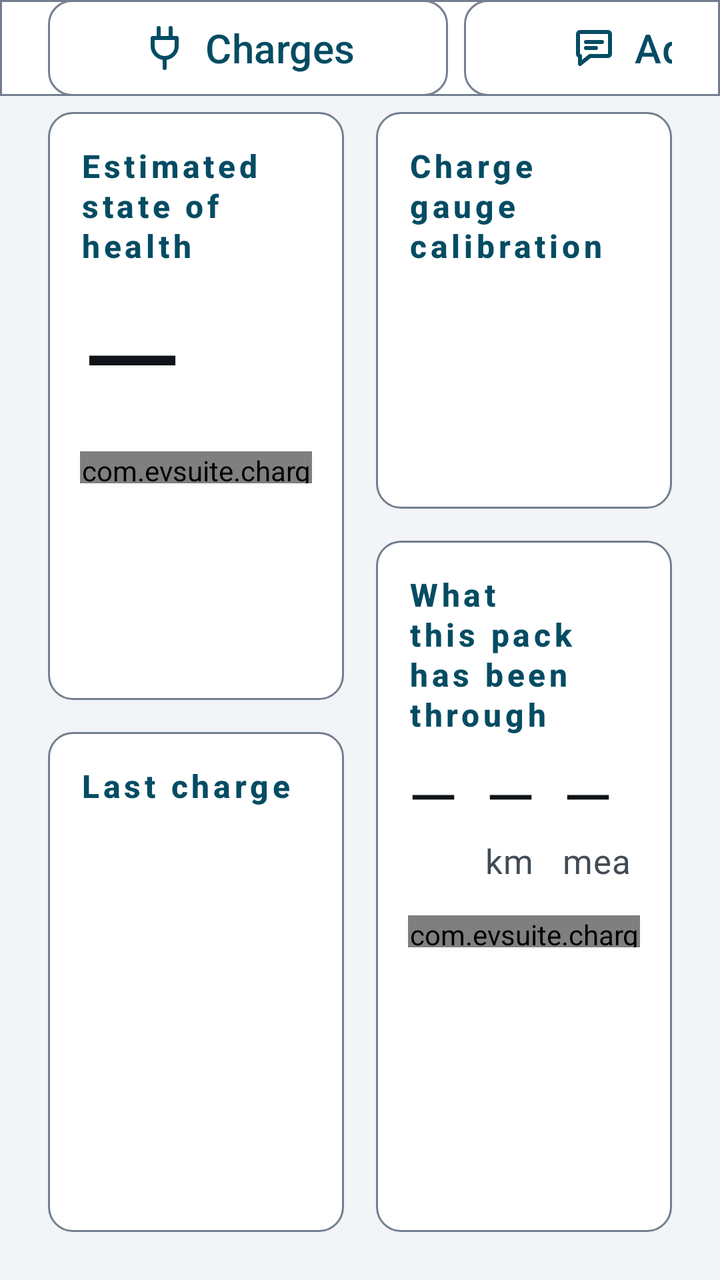
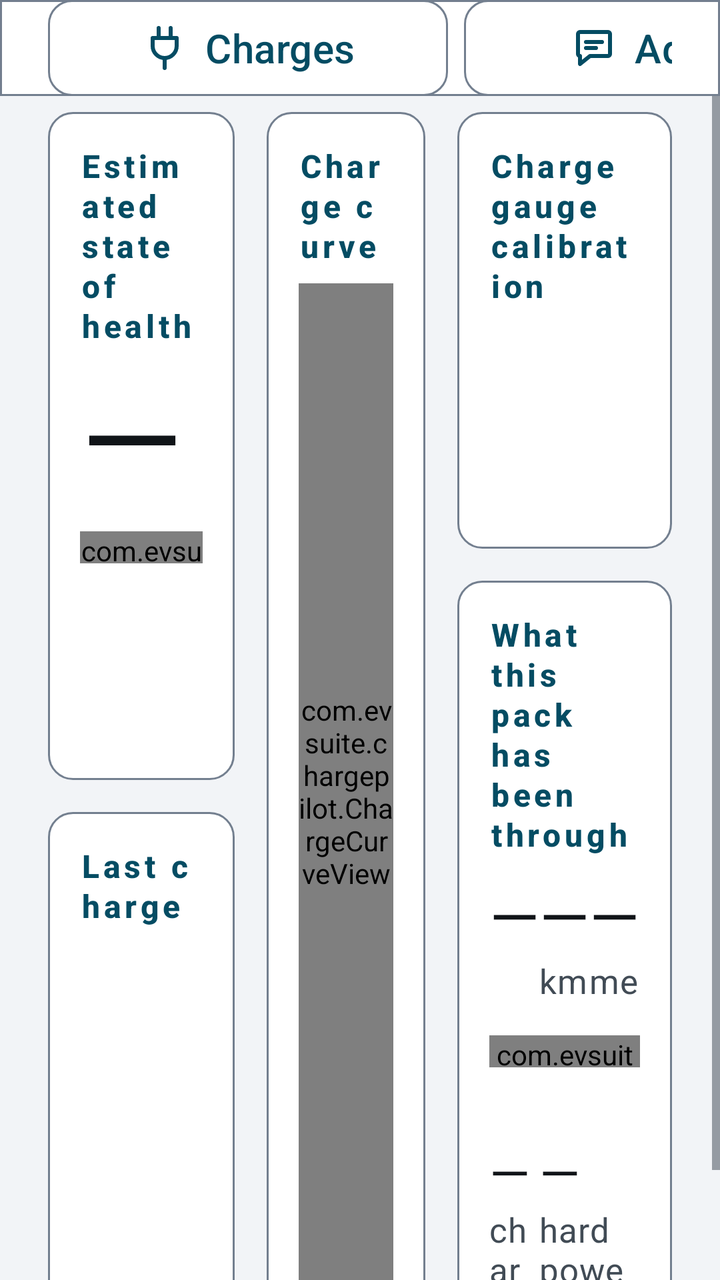

Before-and-after screenshots of an Android layout around one commit, followed by the original layout XML and the change that was made.
<!-- AndroidManifest.xml: application theme Theme.EVChargePilot -->
<!-- res/layout/activity_battery_health.xml -->
<?xml version="1.0" encoding="utf-8"?>
<LinearLayout xmlns:android="http://schemas.android.com/apk/res/android"
    xmlns:app="http://schemas.android.com/apk/res-auto"
    android:layout_width="match_parent"
    android:layout_height="match_parent"
    android:orientation="vertical">

    <LinearLayout
        android:layout_width="match_parent"
        android:layout_height="@dimen/chargepilot_bar_height"
        android:background="@drawable/bg_topbar"
        android:gravity="center_vertical"
        android:orientation="horizontal"
        android:paddingStart="@dimen/spacing_lg"
        android:paddingEnd="@dimen/spacing_lg">

        <include
            layout="@layout/view_primary_navigation"
            android:layout_width="0dp"
            android:layout_height="match_parent"
            android:layout_weight="1" />

        <com.google.android.material.button.MaterialButton
            android:id="@+id/chargeHistoryAction"
            style="@style/Widget.EVChargePilot.Button.OutlinedIcon"
            android:layout_width="wrap_content"
            android:layout_height="match_parent"
            android:contentDescription="@string/charge_history_open"
            android:minWidth="200dp"
            android:text="@string/battery_action_charges"
            app:icon="@drawable/ic_action_charges" />

        <com.google.android.material.button.MaterialButton
            android:id="@+id/adviceHistoryAction"
            style="@style/Widget.EVChargePilot.Button.OutlinedIcon"
            android:layout_width="wrap_content"
            android:layout_height="match_parent"
            android:layout_marginStart="@dimen/spacing_sm"
            android:contentDescription="@string/advice_history_open"
            android:minWidth="200dp"
            android:text="@string/battery_action_advice"
            app:icon="@drawable/ic_action_advice" />
    </LinearLayout>

    
    <ScrollView
        android:layout_width="match_parent"
        android:layout_height="0dp"
        android:layout_weight="1"
        android:fillViewport="true">

    <LinearLayout
        android:layout_width="match_parent"
        android:layout_height="wrap_content"
        android:baselineAligned="false"
        android:orientation="horizontal"
        android:paddingStart="@dimen/spacing_lg"
        android:paddingTop="@dimen/chargepilot_bar_gap"
        android:paddingEnd="@dimen/spacing_lg"
        android:paddingBottom="@dimen/spacing_lg">

        <LinearLayout
            android:layout_width="0dp"
            android:layout_height="match_parent"
            android:layout_weight="1"
            android:orientation="vertical">

            
            <LinearLayout
                android:layout_width="match_parent"
                android:layout_height="wrap_content"
                android:background="@drawable/bg_card"
                android:orientation="vertical"
                android:padding="@dimen/spacing_md">

                <TextView
                    style="@style/Text.EV.ReadoutLabel"
                    android:text="@string/battery_health_state_of_health" />

                
                <TextView
                    android:id="@+id/healthValue"
                    style="@style/Text.EVChargePilot.Hero"
                    android:layout_height="88dp"
                    android:layout_weight="0"
                    android:text="@string/value_unavailable" />

                <com.evsuite.chargepilot.BarGaugeView
                    android:id="@+id/healthBar"
                    android:layout_width="match_parent"
                    android:layout_height="16dp"
                    android:layout_marginTop="@dimen/spacing_xs"
                    android:importantForAccessibility="no" />

                <TextView
                    android:id="@+id/healthTrend"
                    android:layout_width="match_parent"
                    android:layout_height="wrap_content"
                    android:layout_marginTop="@dimen/spacing_sm"
                    android:textAppearance="@style/Text.EV.Body" />

                <TextView
                    android:id="@+id/healthEvidence"
                    android:layout_width="match_parent"
                    android:layout_height="wrap_content"
                    android:layout_marginTop="@dimen/spacing_xs"
                    android:textAppearance="@style/Text.EV.Secondary" />

                <TextView
                    android:id="@+id/applyStatus"
                    android:layout_width="match_parent"
                    android:layout_height="wrap_content"
                    android:layout_marginTop="@dimen/spacing_sm"
                    android:textAppearance="@style/Text.EV.Secondary" />

                <com.google.android.material.button.MaterialButton
                    android:id="@+id/applyAction"
                    style="@style/Widget.EV.Button.Outlined"
                    android:layout_width="wrap_content"
                    android:layout_height="@dimen/touch_target"
                    android:layout_marginTop="@dimen/spacing_xs"
                    android:insetTop="0dp"
                    android:insetBottom="0dp"
                    android:maxWidth="880dp"
                    android:text="@string/battery_health_apply"
                    android:visibility="gone" />
            </LinearLayout>

            
            <LinearLayout
                android:layout_width="match_parent"
                android:layout_height="0dp"
                android:layout_marginTop="@dimen/spacing_md"
                android:layout_weight="1"
                android:background="@drawable/bg_card"
                android:orientation="vertical"
                android:padding="@dimen/spacing_md">

                <TextView
                    style="@style/Text.EV.ReadoutLabel"
                    android:text="@string/battery_last_charge_title" />

                
                <TextView
                    android:id="@+id/chargeLive"
                    android:layout_width="match_parent"
                    android:layout_height="wrap_content"
                    android:layout_marginTop="@dimen/spacing_sm"
                    android:textAppearance="@style/Text.EV.Body"
                    android:visibility="gone" />

                
                <TextView
                    android:id="@+id/chargeRange"
                    android:layout_width="wrap_content"
                    android:layout_height="wrap_content"
                    android:layout_marginTop="@dimen/spacing_xs"
                    android:fontFeatureSettings="tnum"
                    android:maxLines="1"
                    android:textAppearance="@style/Text.EV.Display"
                    android:visibility="gone" />

                <com.evsuite.chargepilot.BarGaugeView
                    android:id="@+id/chargeBar"
                    android:layout_width="match_parent"
                    android:layout_height="16dp"
                    android:layout_marginTop="@dimen/spacing_xs"
                    android:importantForAccessibility="no"
                    android:visibility="gone" />

                <TextView
                    android:id="@+id/chargeFacts"
                    android:layout_width="match_parent"
                    android:layout_height="wrap_content"
                    android:layout_marginTop="@dimen/spacing_sm"
                    android:textAppearance="@style/Text.EV.Body" />
            </LinearLayout>
        </LinearLayout>

        <LinearLayout
            android:layout_width="0dp"
            android:layout_height="match_parent"
            android:layout_marginStart="@dimen/spacing_md"
            android:layout_weight="1"
            android:orientation="vertical">

            <LinearLayout
                android:layout_width="match_parent"
                android:layout_height="wrap_content"
                android:background="@drawable/bg_card"
                android:orientation="vertical"
                android:padding="@dimen/spacing_md">

                <TextView
                    style="@style/Text.EV.ReadoutLabel"
                    android:text="@string/battery_health_calibration" />

                
                <LinearLayout
                    android:layout_width="match_parent"
                    android:layout_height="wrap_content"
                    android:layout_marginTop="@dimen/spacing_xs"
                    android:gravity="center_vertical"
                    android:orientation="horizontal">

                    <TextView
                        android:id="@+id/calibrationIcon"
                        android:layout_width="wrap_content"
                        android:layout_height="wrap_content"
                        android:importantForAccessibility="no"
                        android:textAppearance="@style/Text.EV.Display" />

                    <TextView
                        android:id="@+id/calibrationState"
                        android:layout_width="0dp"
                        android:layout_height="wrap_content"
                        android:layout_marginStart="@dimen/spacing_sm"
                        android:layout_weight="1"
                        android:maxLines="1"
                        android:textAppearance="@style/Text.EV.Title" />
                </LinearLayout>

                <TextView
                    android:id="@+id/calibrationVerdict"
                    android:layout_width="match_parent"
                    android:layout_height="wrap_content"
                    android:layout_marginTop="@dimen/spacing_xs"
                    android:textAppearance="@style/Text.EV.Body" />

                <TextView
                    android:id="@+id/calibrationFacts"
                    android:layout_width="match_parent"
                    android:layout_height="wrap_content"
                    android:layout_marginTop="@dimen/spacing_xs"
                    android:textAppearance="@style/Text.EV.Secondary" />
            </LinearLayout>

            <LinearLayout
                android:layout_width="match_parent"
                android:layout_height="0dp"
                android:layout_marginTop="@dimen/spacing_md"
                android:layout_weight="1"
                android:background="@drawable/bg_card"
                android:orientation="vertical"
                android:padding="@dimen/spacing_md">

                <TextView
                    style="@style/Text.EV.ReadoutLabel"
                    android:text="@string/battery_health_exposure" />

                
                <LinearLayout
                    android:layout_width="match_parent"
                    android:layout_height="wrap_content"
                    android:layout_marginTop="@dimen/spacing_sm"
                    android:baselineAligned="false"
                    android:orientation="horizontal">

                    <LinearLayout android:layout_width="0dp" android:layout_height="wrap_content" android:layout_weight="1" android:orientation="vertical">
                        <TextView android:id="@+id/cyclesValue" android:layout_width="wrap_content" android:layout_height="wrap_content" android:fontFeatureSettings="tnum" android:maxLines="1" android:text="@string/value_unavailable" android:textAppearance="@style/Text.EV.Display" />
                        <TextView android:id="@+id/cyclesLabel" android:layout_width="wrap_content" android:layout_height="wrap_content" android:textAppearance="@style/Text.EV.Secondary" />
                    </LinearLayout>

                    <LinearLayout android:layout_width="0dp" android:layout_height="wrap_content" android:layout_weight="1" android:orientation="vertical">
                        <TextView android:id="@+id/kmPerCycleValue" android:layout_width="wrap_content" android:layout_height="wrap_content" android:fontFeatureSettings="tnum" android:maxLines="1" android:text="@string/value_unavailable" android:textAppearance="@style/Text.EV.Display" />
                        <TextView android:layout_width="wrap_content" android:layout_height="wrap_content" android:maxLines="1" android:text="@string/battery_health_exposure_km_label" android:textAppearance="@style/Text.EV.Secondary" />
                    </LinearLayout>

                    <LinearLayout android:layout_width="0dp" android:layout_height="wrap_content" android:layout_weight="1" android:orientation="vertical">
                        <TextView android:id="@+id/meanSocValue" android:layout_width="wrap_content" android:layout_height="wrap_content" android:fontFeatureSettings="tnum" android:maxLines="1" android:text="@string/value_unavailable" android:textAppearance="@style/Text.EV.Display" />
                        <TextView android:layout_width="wrap_content" android:layout_height="wrap_content" android:maxLines="1" android:text="@string/battery_health_exposure_mean_label" android:textAppearance="@style/Text.EV.Secondary" />
                    </LinearLayout>
                </LinearLayout>

                
                <com.evsuite.chargepilot.BarGaugeView
                    android:id="@+id/exposureBar"
                    android:layout_width="match_parent"
                    android:layout_height="16dp"
                    android:layout_marginTop="@dimen/spacing_md"
                    android:importantForAccessibility="no" />

                <TextView
                    android:id="@+id/exposureLegend"
                    android:layout_width="match_parent"
                    android:layout_height="wrap_content"
                    android:layout_marginTop="@dimen/spacing_xs"
                    android:fontFeatureSettings="tnum"
                    android:maxLines="1"
                    android:textAppearance="@style/Text.EV.Secondary" />

                <TextView
                    android:id="@+id/exposureFacts"
                    android:layout_width="match_parent"
                    android:layout_height="wrap_content"
                    android:layout_marginTop="@dimen/spacing_sm"
                    android:textAppearance="@style/Text.EV.Secondary" />
            </LinearLayout>
        </LinearLayout>
    </LinearLayout>
    </ScrollView>
</LinearLayout>
<!-- res/layout/view_primary_navigation.xml (included above) -->
<?xml version="1.0" encoding="utf-8"?>
<LinearLayout
    xmlns:android="http://schemas.android.com/apk/res/android"
    xmlns:app="http://schemas.android.com/apk/res-auto"
    android:layout_width="match_parent"
    android:layout_height="match_parent"
    android:gravity="center_vertical"
    android:orientation="horizontal">

    
    <TextView
        android:id="@+id/appTitle"
        android:layout_width="wrap_content"
        android:layout_height="match_parent"
        android:layout_marginEnd="@dimen/spacing_md"
        android:background="?attr/selectableItemBackground"
        android:gravity="center_vertical"
        android:text="@string/app_name"
        android:textAppearance="@style/Text.EV.Title" />

    <com.google.android.material.button.MaterialButtonToggleGroup
        android:id="@+id/primaryNavigation"
        android:layout_width="0dp"
        android:layout_height="match_parent"
        android:layout_weight="1"
        app:selectionRequired="true"
        app:singleSelection="true">

    <com.google.android.material.button.MaterialButton
        android:id="@+id/navEnergy"
        style="@style/Widget.EVChargePilot.NavTab"
        android:layout_width="0dp"
        android:layout_height="match_parent"
        android:layout_weight="1"
        android:text="@string/tab_energy" />

    <com.google.android.material.button.MaterialButton
        android:id="@+id/navArrival"
        style="@style/Widget.EVChargePilot.NavTab"
        android:layout_width="0dp"
        android:layout_height="match_parent"
        android:layout_weight="1"
        android:text="@string/tab_arrival" />

    <com.google.android.material.button.MaterialButton
        android:id="@+id/navTrips"
        style="@style/Widget.EVChargePilot.NavTab"
        android:layout_width="0dp"
        android:layout_height="match_parent"
        android:layout_weight="1"
        android:text="@string/tab_trips" />

    <com.google.android.material.button.MaterialButton
        android:id="@+id/navBattery"
        style="@style/Widget.EVChargePilot.NavTab"
        android:layout_width="0dp"
        android:layout_height="match_parent"
        android:layout_weight="1"
        android:text="@string/tab_battery" />

    
    <com.google.android.material.button.MaterialButton
        android:id="@+id/navDiagnostics"
        style="@style/Widget.EVChargePilot.NavTab"
        android:layout_width="0dp"
        android:layout_height="match_parent"
        android:layout_weight="1"
        android:text="@string/tab_diagnostics"
        android:visibility="gone" />

    <com.google.android.material.button.MaterialButton
        android:id="@+id/navSettings"
        style="@style/Widget.EVChargePilot.NavTab"
        android:layout_width="0dp"
        android:layout_height="match_parent"
        android:layout_weight="1"
        android:text="@string/tab_settings" />
    </com.google.android.material.button.MaterialButtonToggleGroup>
</LinearLayout>
<!-- resources referenced by this layout -->
<resources>
  <dimen name="chargepilot_bar_gap">@dimen/spacing_sm</dimen>
  <dimen name="chargepilot_bar_height">48dp</dimen>
  <dimen name="spacing_lg">24dp</dimen>
  <dimen name="spacing_md">16dp</dimen>
  <dimen name="spacing_sm">8dp</dimen>
  <dimen name="spacing_xs">4dp</dimen>
  <dimen name="touch_target">72dp</dimen>
  <string name="advice_history_open">Advice history</string>
  <string name="app_name">EVChargePilot</string>
  <string name="battery_action_advice">Advice</string>
  <string name="battery_action_charges">Charges</string>
  <string name="battery_health_apply">Use this figure in my vehicle settings</string>
  <string name="battery_health_calibration">Charge gauge calibration</string>
  <string name="battery_health_exposure">What this pack has been through</string>
  <string name="battery_health_exposure_km_label">km per cycle</string>
  <string name="battery_health_exposure_mean_label">mean charge</string>
  <string name="battery_health_state_of_health">Estimated state of health</string>
  <string name="battery_last_charge_title">Last charge</string>
  <string name="charge_history_open">Charge history</string>
  <string name="tab_arrival">Details</string>
  <string name="tab_battery">Battery</string>
  <string name="tab_diagnostics">Diagnostics</string>
  <string name="tab_energy">Energy</string>
  <string name="tab_settings">Settings</string>
  <string name="tab_trips">Trips</string>
  <string name="value_unavailable" translatable="false">—</string>
  <style name="Text.EV.Body" parent="TextAppearance.Material3.BodyLarge">
          <item name="android:textSize">@dimen/text_body</item>
          <item name="android:textColor">@color/ev_text_primary</item>
      </style>
  <style name="Text.EV.Display" parent="TextAppearance.Material3.HeadlineSmall">
          <item name="android:textSize">@dimen/text_display</item>
          <item name="android:textColor">@color/ev_text_primary</item>
      </style>
  <style name="Text.EV.ReadoutLabel" parent="Text.EV.SectionHeader">
          <item name="android:layout_width">wrap_content</item>
          <item name="android:layout_height">wrap_content</item>
      </style>
  <style name="Text.EV.Secondary" parent="TextAppearance.Material3.BodyMedium">
          <item name="android:textSize">@dimen/text_secondary</item>
          <item name="android:textColor">@color/ev_text_secondary</item>
      </style>
  <style name="Text.EV.Title" parent="TextAppearance.Material3.TitleLarge">
          <item name="android:textSize">@dimen/text_title</item>
          <item name="android:textColor">@color/ev_text_primary</item>
      </style>
  <color name="ev_surface">#FFFFFFFF</color>
  <color name="ev_outline">#FF737F8F</color>
  <dimen name="ev_corner">12dp</dimen>
  <dimen name="text_body">20sp</dimen>
  <color name="ev_text_primary">#FF101418</color>
  <dimen name="text_display">32sp</dimen>
  <dimen name="text_secondary">17sp</dimen>
  <color name="ev_text_secondary">#FF414B55</color>
  <dimen name="text_title">26sp</dimen>
  <dimen name="chargepilot_text_hero_floor">26sp</dimen>
  <dimen name="chargepilot_text_hero">96sp</dimen>
  <style name="ShapeAppearanceOverlay.EV.Button" parent="">
          <item name="cornerSize">@dimen/ev_corner</item>
      </style>
  <color name="ev_accent">#FF044C63</color>
  <color name="ev_on_accent">#FFFFFFFF</color>
  <color name="ev_surface_raised">#FFE4E8ED</color>
  <color name="ev_background">#FFF2F4F7</color>
  <color name="ev_error">#FF8F0F18</color>
  <dimen name="text_label">16sp</dimen>
  <style name="EVChargePilot.Dialog.Title" parent="MaterialAlertDialog.Material3.Title.Text">
          <item name="android:textSize">@dimen/text_title</item>
          <item name="android:textColor">@color/ev_text_primary</item>
      </style>
  <!-- unchanged entries left out for length: 14 -->
</resources>

<!-- the commit's change to res/layout/activity_battery_health.xml (unified diff, before → after) -->
@@ -57,7 +57,7 @@
         android:paddingStart="@dimen/spacing_lg"
         android:paddingTop="@dimen/chargepilot_bar_gap"
         android:paddingEnd="@dimen/spacing_lg"
-        android:paddingBottom="@dimen/spacing_lg">
+        android:paddingBottom="@dimen/spacing_sm">
 
         <LinearLayout
             android:layout_width="0dp"
@@ -177,11 +177,43 @@
             </LinearLayout>
         </LinearLayout>
 
+        
         <LinearLayout
             android:layout_width="0dp"
             android:layout_height="match_parent"
             android:layout_marginStart="@dimen/spacing_md"
-            android:layout_weight="1"
+            android:layout_weight="0.85"
+            android:background="@drawable/bg_card"
+            android:orientation="vertical"
+            android:padding="@dimen/spacing_md">
+
+            <TextView
+                style="@style/Text.EV.ReadoutLabel"
+                android:text="@string/battery_curve_title" />
+
+            <com.evsuite.chargepilot.ChargeCurveView
+                android:id="@+id/chargeCurve"
+                android:layout_width="match_parent"
+                android:layout_height="0dp"
+                android:layout_marginTop="@dimen/spacing_sm"
+                android:layout_weight="1"
+                android:minHeight="160dp" />
+
+            <TextView
+                android:id="@+id/chargeCurveLegend"
+                android:layout_width="match_parent"
+                android:layout_height="wrap_content"
+                android:layout_marginTop="@dimen/spacing_xs"
+                android:maxLines="2"
+                android:ellipsize="end"
+                android:textAppearance="@style/Text.EV.Secondary" />
+        </LinearLayout>
+
+        <LinearLayout
+            android:layout_width="0dp"
+            android:layout_height="match_parent"
+            android:layout_marginStart="@dimen/spacing_md"
+            android:layout_weight="1.15"
             android:orientation="vertical">
 
             <LinearLayout
@@ -285,9 +317,29 @@
                     android:layout_width="match_parent"
                     android:layout_height="wrap_content"
                     android:layout_marginTop="@dimen/spacing_xs"
+                    android:ellipsize="end"
                     android:fontFeatureSettings="tnum"
                     android:maxLines="1"
                     android:textAppearance="@style/Text.EV.Secondary" />
+
+                
+                <LinearLayout
+                    android:layout_width="match_parent"
+                    android:layout_height="wrap_content"
+                    android:layout_marginTop="@dimen/spacing_sm"
+                    android:baselineAligned="false"
+                    android:orientation="horizontal">
+
+                    <LinearLayout android:layout_width="0dp" android:layout_height="wrap_content" android:layout_weight="1" android:orientation="vertical">
+                        <TextView android:id="@+id/sessionsValue" android:layout_width="wrap_content" android:layout_height="wrap_content" android:fontFeatureSettings="tnum" android:maxLines="1" android:text="@string/value_unavailable" android:textAppearance="@style/Text.EV.Title" />
+                        <TextView android:layout_width="wrap_content" android:layout_height="wrap_content" android:maxLines="2" android:text="@string/battery_health_sessions_label" android:textAppearance="@style/Text.EV.Secondary" />
+                    </LinearLayout>
+
+                    <LinearLayout android:layout_width="0dp" android:layout_height="wrap_content" android:layout_weight="2" android:orientation="vertical">
+                        <TextView android:id="@+id/stressValue" android:layout_width="wrap_content" android:layout_height="wrap_content" android:fontFeatureSettings="tnum" android:maxLines="1" android:text="@string/value_unavailable" android:textAppearance="@style/Text.EV.Title" />
+                        <TextView android:layout_width="wrap_content" android:layout_height="wrap_content" android:maxLines="2" android:text="@string/battery_health_stress_label" android:textAppearance="@style/Text.EV.Secondary" />
+                    </LinearLayout>
+                </LinearLayout>
 
                 <TextView
                     android:id="@+id/exposureFacts"
<!-- resource entries referenced after the edit -->
@@ -11,12 +11,15 @@
   <string name="app_name">EVChargePilot</string>
   <string name="battery_action_advice">Advice</string>
   <string name="battery_action_charges">Charges</string>
-  <string name="battery_health_apply">Use this figure in my vehicle settings</string>
+  <string name="battery_curve_title">Charge curve</string>
+  <string name="battery_health_apply">Use in my settings</string>
   <string name="battery_health_calibration">Charge gauge calibration</string>
   <string name="battery_health_exposure">What this pack has been through</string>
   <string name="battery_health_exposure_km_label">km per cycle</string>
   <string name="battery_health_exposure_mean_label">mean charge</string>
+  <string name="battery_health_sessions_label">charges</string>
   <string name="battery_health_state_of_health">Estimated state of health</string>
+  <string name="battery_health_stress_label" formatted="false">hard power, cold or under 20 %, this month</string>
   <string name="battery_last_charge_title">Last charge</string>
   <string name="charge_history_open">Charge history</string>
   <string name="tab_arrival">Details</string>
